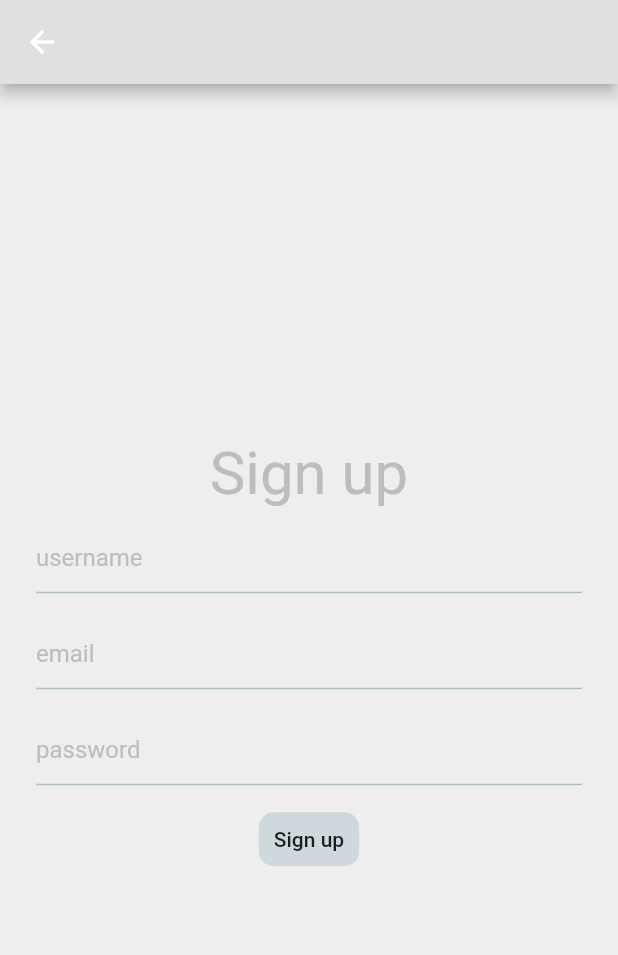
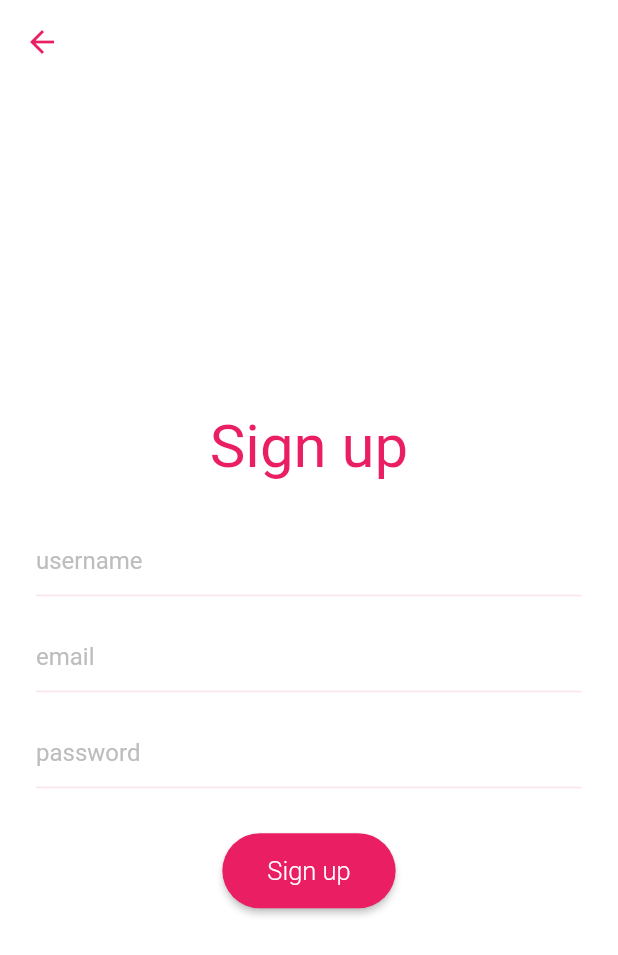
Before and after one commit to jdebecka/movies_flutter, a Flutter app: the SignInScreen screen opened directly, after a tap on "Sign up", on a phone screen of 412 x 824 dp. Shown: the top 955 px of the screen. Run offline on Flutter 3.47's test engine with Material 2 defaults, Android fonts, the phone set to English and light mode, and no system bars; our stand-ins replace flutter_spinkit, flutter_svg; network calls fail.

Commit message:
updated ui sign in/ sign up * changed button * changed colors

```diff
--- a/lib/screens/login/sign_in_screen.dart
+++ b/lib/screens/login/sign_in_screen.dart
@@ -8,6 +8,10 @@ class SignInScreen extends StatelessWidget {
     return Scaffold(
       appBar: AppBar(
         backgroundColor: Colors.white,
+        elevation: 0.0,
+        iconTheme: IconThemeData(
+          color: Colors.pink
+        ),
       ),
       backgroundColor: Colors.white,
       body: Container(
@@ -16,7 +20,7 @@ class SignInScreen extends StatelessWidget {
             crossAxisAlignment: CrossAxisAlignment.center,
             children: [
               Container(
-                  margin: EdgeInsets.fromLTRB(0.0, 0.0, 0.0, 12.0),
+                  margin: EdgeInsets.fromLTRB(0.0, 0.0, 0.0, 30.0),
                   child: Text(
                     'Sign In',
                     style: TextStyle(
@@ -25,15 +29,12 @@ class SignInScreen extends StatelessWidget {
                     ),
                   )),
               SignUpForm(),
-              FlatButton(
-                padding: EdgeInsets.all(10),
-                onPressed: null,
-                child: Container(
-                  decoration: new BoxDecoration(
-                    borderRadius: BorderRadius.all(Radius.circular(10)),
-                    color: Colors.pink,
-                  ),
-                  padding: EdgeInsets.all(10),
+              ButtonTheme(
+                shape: RoundedRectangleBorder(borderRadius: BorderRadius.circular(40)),
+                child: RaisedButton(
+                  onPressed: () {},
+                  color: Colors.pink,
+                  padding: EdgeInsets.fromLTRB(30.0, 15.0, 30.0, 15.0),
                   child: Text('Sign in', style: TextStyle(color: Colors.white, fontSize: 17.0, fontWeight: FontWeight.w300)),
                 ),
               ),
@@ -83,10 +84,10 @@ class _SignInFormState extends State<SignUpForm> {
                 hintText: 'email',
                 hintStyle: TextStyle(color: Colors.grey[400]),
                 enabledBorder: UnderlineInputBorder(
-                  borderSide: BorderSide(color: Colors.blueGrey[200]),
+                  borderSide: BorderSide(color: Colors.pink[50]),
                 ),
                 focusedBorder: UnderlineInputBorder(
-                  borderSide: BorderSide(color: Colors.blueGrey[900]),
+                  borderSide: BorderSide(color: Colors.pink),
                 ),
               ),
               style: TextStyle(
@@ -95,7 +96,7 @@ class _SignInFormState extends State<SignUpForm> {
             ),
           ),
           Padding(
-            padding: EdgeInsets.fromLTRB(24.0, 8.0, 24.0, 8.0),
+            padding: EdgeInsets.fromLTRB(24.0, 8.0, 24.0, 30.0),
             child: TextFormField(
               obscureText: true,
               controller: _passwordTextController,
@@ -103,10 +104,10 @@ class _SignInFormState extends State<SignUpForm> {
                 hintText: 'password',
                 hintStyle: TextStyle(color: Colors.grey[400]),
                 enabledBorder: UnderlineInputBorder(
-                  borderSide: BorderSide(color: Colors.blueGrey[200]),
+                  borderSide: BorderSide(color: Colors.pink[50]),
                 ),
                 focusedBorder: UnderlineInputBorder(
-                  borderSide: BorderSide(color: Colors.blueGrey[900]),
+                  borderSide: BorderSide(color: Colors.pink),
                 ),
               ),
               style: TextStyle(
--- a/lib/screens/login/sign_up_screen.dart
+++ b/lib/screens/login/sign_up_screen.dart
@@ -7,35 +7,35 @@ class SignUpScreen extends StatelessWidget {
     void _signInButtonPressed() {}
     return Scaffold(
       appBar: AppBar(
-        backgroundColor: Colors.grey[300],
+        backgroundColor: Colors.white,
+        elevation: 0.0,
+        iconTheme: IconThemeData(
+          color: Colors.pink,
+        ),
       ),
-      backgroundColor: Colors.grey[200],
+      backgroundColor: Colors.white,
       body: Container(
         child: Column(
             mainAxisAlignment: MainAxisAlignment.center,
             crossAxisAlignment: CrossAxisAlignment.center,
             children: [
               Container(
-                  margin: EdgeInsets.fromLTRB(0.0, 0.0, 0.0, 0.0),
+                  margin: EdgeInsets.fromLTRB(0.0, 0.0, 0.0, 20.0),
                   child: Text(
                     'Sign up',
                     style: TextStyle(
-                      color: Colors.grey[400],
+                      color: Colors.pink,
                       fontSize: 40,
                     ),
                   )),
               SignUpForm(),
-              FlatButton(
-                onPressed: () {
-                },
-                padding: EdgeInsets.all(10),
-                child: Container(
-                  decoration: new BoxDecoration(
-                    borderRadius: BorderRadius.all(Radius.circular(10)),
-                    color: Colors.blueGrey[100],
-                  ),
-                  padding: EdgeInsets.all(10),
-                  child: Text('Sign up'),
+              ButtonTheme(
+                shape: RoundedRectangleBorder(borderRadius: BorderRadius.circular(40)),
+                child: RaisedButton(
+                  onPressed: () {},
+                    color: Colors.pink,
+                  padding: EdgeInsets.fromLTRB(30.0, 15.0, 30.0, 15.0),
+                  child: Text('Sign up', style: TextStyle(color: Colors.white, fontSize: 17.0, fontWeight: FontWeight.w300)),
                 ),
               ),
             ]),
@@ -76,10 +76,10 @@ class _SignUpFormState extends State<SignUpForm> {
                 hintText: 'username',
                 hintStyle: TextStyle(color: Colors.grey[400]),
                 enabledBorder: UnderlineInputBorder(
-                  borderSide: BorderSide(color: Colors.blueGrey[200]),
+                  borderSide: BorderSide(color: Colors.pink[50]),
                 ),
                 focusedBorder: UnderlineInputBorder(
-                  borderSide: BorderSide(color: Colors.blueGrey[900]),
+                  borderSide: BorderSide(color: Colors.pink),
                 ),
               ),
               style: TextStyle(
@@ -98,10 +98,10 @@ class _SignUpFormState extends State<SignUpForm> {
                 hintText: 'email',
                 hintStyle: TextStyle(color: Colors.grey[400]),
                 enabledBorder: UnderlineInputBorder(
-                  borderSide: BorderSide(color: Colors.blueGrey[200]),
+                  borderSide: BorderSide(color: Colors.pink[50]),
                 ),
                 focusedBorder: UnderlineInputBorder(
-                  borderSide: BorderSide(color: Colors.blueGrey[900]),
+                  borderSide: BorderSide(color: Colors.pink),
                 ),
               ),
               style: TextStyle(
@@ -110,7 +110,7 @@ class _SignUpFormState extends State<SignUpForm> {
             ),
           ),
           Padding(
-            padding: EdgeInsets.fromLTRB(24.0, 8.0, 24.0, 8.0),
+            padding: EdgeInsets.fromLTRB(24.0, 8.0, 24.0, 30.0),
             child: TextFormField(
               onChanged: (_firstNameTextController) {
                 password = _usernameTextController.toString();
@@ -121,10 +121,10 @@ class _SignUpFormState extends State<SignUpForm> {
                 hintText: 'password',
                 hintStyle: TextStyle(color: Colors.grey[400]),
                 enabledBorder: UnderlineInputBorder(
-                  borderSide: BorderSide(color: Colors.blueGrey[200]),
+                  borderSide: BorderSide(color: Colors.pink[50]),
                 ),
                 focusedBorder: UnderlineInputBorder(
-                  borderSide: BorderSide(color: Colors.blueGrey[900]),
+                  borderSide: BorderSide(color: Colors.pink),
                 ),
               ),
               style: TextStyle(
```
